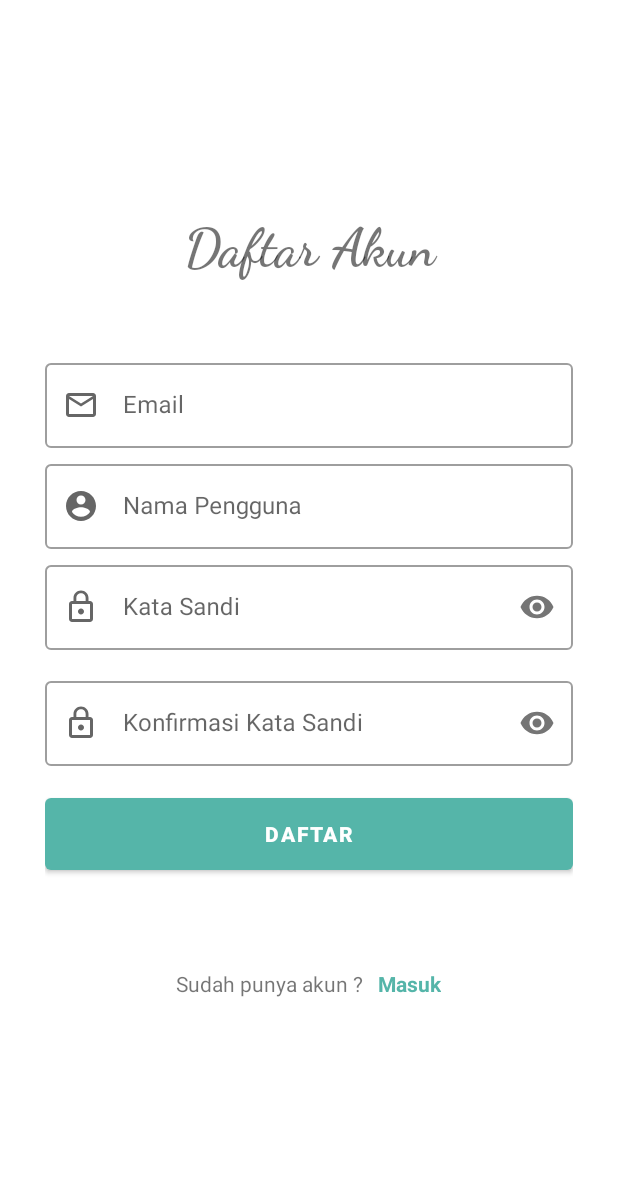
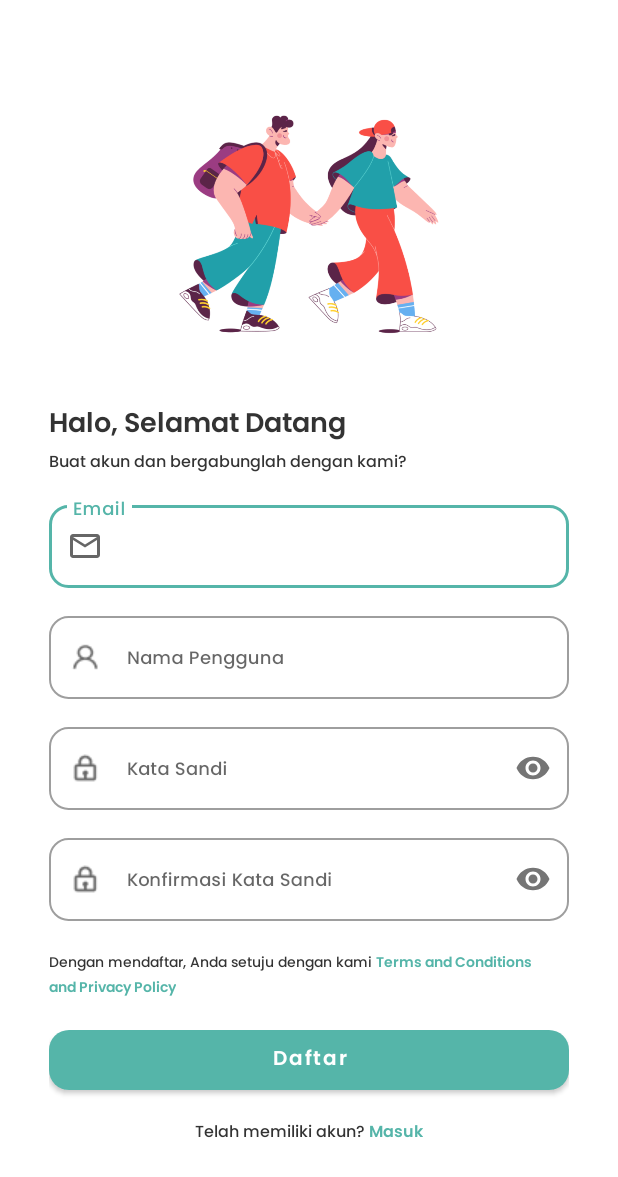
Before and after one commit to KEVINGILBERTTODING/Ecommerce-Jatimakmur-App, an Android app: the RegisterActivity screen opened directly, with no data from a screen before it, on a phone screen of 412 x 824 dp. Shown: the top 1177 px of the screen. Run offline under Robolectric (Android 15) with nearby library versions, the phone set to English and light mode, and no system bars; our stand-ins replace Volley, sdp/ssp sizes.

Commit message:
Final Design login and register :dove: :butterfly:

```diff
--- a/app/src/main/java/com/JatimakmurApp/RegisterActivity.java
+++ b/app/src/main/java/com/JatimakmurApp/RegisterActivity.java
@@ -47,7 +47,6 @@ public class RegisterActivity extends AppCompatActivity {
     public static final String my_shared_preferences = "my_shared_preferences";
     String tag_json_obj = "json_obj_req";
 
-    TextInputLayout til_email, til_user, til_pass, til_confpass;
     TextInputEditText ti_email, ti_user, ti_pass, ti_confpass;
     TextView signin;
     Button signup;
@@ -72,15 +71,11 @@ public class RegisterActivity extends AppCompatActivity {
         sharedpreferences = getSharedPreferences(my_shared_preferences,Context.MODE_PRIVATE);
 
         ti_email = findViewById(R.id.ti_email_signup);
-        ti_user = findViewById(R.id.ti_user_signup);
-        ti_pass  = findViewById(R.id.ti_pass_signup);
-        ti_confpass  = findViewById(R.id.ti_confpass_signup);
-        til_email = findViewById(R.id.til_email_signup);
-        til_user = findViewById(R.id.til_user_signup);
-        til_pass = findViewById(R.id.til_pass_signup);
-        til_confpass = findViewById(R.id.til_confpass_signup);
-        signin = findViewById(R.id.button_signinSignup);
-        signup = findViewById(R.id.button_signupSignup);
+        ti_user = findViewById(R.id.edt_username);
+        ti_pass  = findViewById(R.id.edt_pass);
+        ti_confpass  = findViewById(R.id.edt_pass_conf);
+        signin = findViewById(R.id.tv_ToLogin);
+        signup = findViewById(R.id.button_register);
 
         signin.setOnClickListener(new View.OnClickListener() {
             @Override
@@ -98,33 +93,21 @@ public class RegisterActivity extends AppCompatActivity {
                 String password = ti_pass.getText().toString();
                 String confir_password = ti_confpass.getText().toString();
 
-                //reset indikator error
-                til_email.setErrorEnabled(false);
-                til_email.setError(null);
-                til_user.setErrorEnabled(false);
-                til_user.setError(null);
-                til_pass.setErrorEnabled(false);
-                til_pass.setError(null);
-                til_confpass.setErrorEnabled(false);
-                til_confpass.setError(null);
+
 
                 //validasi form
                 if( !isValidEmail(email) || username.isEmpty() || password.length() < 8 || !confir_password.equals(password)){
                     if(!isValidEmail(email)){
-                        til_email.setErrorEnabled(true);
-                        til_email.setError("Email tidak valid");
+                        ti_email.setError("Email tidak valid");
                     }
                     if(username.isEmpty()){
-                        til_user.setErrorEnabled(true);
-                        til_user.setError("Masukan Nama Pengguna");
+                        ti_user.setError("Masukan Nama Pengguna");
                     }
                     if(password.length() < 8) {
-                        til_pass.setErrorEnabled(true);
-                        til_pass.setError("Password berisi minimal 8 karakter");
+                        ti_pass.setError("Password berisi minimal 8 karakter");
                     }
                     if(!confir_password.equals(password)) {
-                        til_confpass.setErrorEnabled(true);
-                        til_confpass.setError("Password tidak sama");
+                        ti_confpass.setError("Password tidak sama");
                     }
                 }else{
                     try {
--- a/app/src/main/res/layout/activity_login.xml
+++ b/app/src/main/res/layout/activity_login.xml
@@ -27,8 +27,8 @@
                 android:layout_height="wrap_content">
 
                 <ImageView
-                    android:layout_width="@dimen/_200sdp"
-                    android:layout_height="@dimen/_200sdp"
+                    android:layout_width="@dimen/_150sdp"
+                    android:layout_height="@dimen/_150sdp"
                     android:layout_gravity="center"
                     android:layout_marginTop="@dimen/_10sdp"
                     android:layout_marginBottom="@dimen/_10sdp"
@@ -41,9 +41,9 @@
                 android:layout_width="match_parent"
                 android:layout_height="wrap_content"
                 android:fontFamily="@font/popsem"
-                android:text="Halo, Selamat datang"
+                android:text="Selamat datang Kembali"
                 android:textColor="@color/black"
-                android:textSize="@dimen/_15sdp" />
+                android:textSize="@dimen/_14sdp" />
 
 
             <TextView
@@ -74,7 +74,7 @@
                     android:layout_width="match_parent"
                     android:layout_height="wrap_content"
                     android:fontFamily="@font/popmed"
-                    android:hint="Username"
+                    android:hint="Nama Pengguna"
                     android:textColor="@color/black"
                     android:textSize="@dimen/_9sdp"></com.google.android.material.textfield.TextInputEditText>
             </com.google.android.material.textfield.TextInputLayout>
@@ -99,7 +99,7 @@
                     android:layout_width="match_parent"
                     android:layout_height="wrap_content"
                     android:fontFamily="@font/popmed"
-                    android:hint="Password"
+                    android:hint="Kata Sandi"
                     android:inputType="textPassword"
                     android:textColor="@color/black"
                     android:textSize="@dimen/_9sdp"></com.google.android.material.textfield.TextInputEditText>
@@ -132,16 +132,16 @@
             <com.google.android.material.button.MaterialButton
                 android:id="@+id/button_signinFb"
                 android:layout_width="match_parent"
-                android:layout_height="@dimen/_30sdp"
+                android:layout_height="@dimen/_35sdp"
                 android:layout_gravity="end"
                 android:layout_marginTop="@dimen/_10sdp"
                 android:backgroundTint="@color/com_facebook_blue"
                 android:fontFamily="@font/popmed"
-                android:text="Sign in with Facebook"
+                android:text="Masuk dengan Facebook"
                 android:textAllCaps="false"
                 android:textColor="@color/white"
                 android:textSize="@dimen/_9sdp"
-                app:cornerRadius="@dimen/_20sdp"
+                app:cornerRadius="@dimen/_10sdp"
                 app:elevation="@dimen/_10sdp"
                 app:icon="@drawable/ic_facebook_24dp"
                 app:iconGravity="start"
@@ -151,16 +151,16 @@
             <com.google.android.material.button.MaterialButton
                 android:id="@+id/btnGoogleSignIn"
                 android:layout_width="match_parent"
-                android:layout_height="@dimen/_30sdp"
+                android:layout_height="@dimen/_35sdp"
                 android:layout_gravity="end"
                 android:layout_marginTop="@dimen/_10sdp"
                 android:backgroundTint="@color/white"
                 android:fontFamily="@font/popmed"
-                android:text="Sign in with Google"
+                android:text="Masuk dengan Google"
                 android:textAllCaps="false"
-                android:textColor="@color/blue"
+                android:textColor="@color/black"
                 android:textSize="@dimen/_9sdp"
-                app:cornerRadius="@dimen/_20sdp"
+                app:cornerRadius="@dimen/_10sdp"
                 app:elevation="@dimen/_10sdp"
                 app:icon="@drawable/ic_google__24"
                 app:iconGravity="start"
--- a/app/src/main/res/layout/activity_register.xml
+++ b/app/src/main/res/layout/activity_register.xml
@@ -1,123 +1,238 @@
 <?xml version="1.0" encoding="utf-8"?>
-<LinearLayout xmlns:android="http://schemas.android.com/apk/res/android"
+<RelativeLayout
+xmlns:android="http://schemas.android.com/apk/res/android"
 xmlns:app="http://schemas.android.com/apk/res-auto"
 xmlns:tools="http://schemas.android.com/tools"
-    android:focusable="true"
-    android:focusableInTouchMode="true"
 android:layout_width="match_parent"
 android:layout_height="match_parent"
 android:orientation="vertical"
 android:gravity="center"
 tools:context=".RegisterActivity">
 
+
 <LinearLayout
     android:layout_width="match_parent"
     android:layout_height="wrap_content"
-        android:layout_margin="30dp"
+    android:layout_gravity="center"
+    android:layout_marginLeft="@dimen/_25sdp"
+    android:layout_marginRight="@dimen/_25sdp"
     android:orientation="vertical">
+
+    <FrameLayout
+        android:layout_width="match_parent"
+        android:layout_height="wrap_content">
+
+        <ImageView
+            android:layout_width="@dimen/_150sdp"
+            android:layout_height="@dimen/_150sdp"
+            android:layout_gravity="center"
+            android:layout_marginBottom="@dimen/_10sdp"
+            android:background="@drawable/avatarregister" />
+
+    </FrameLayout>
+
     <TextView
-            android:fontFamily="cursive"
-            android:gravity="center"
         android:layout_width="match_parent"
         android:layout_height="wrap_content"
-            android:layout_gravity="center"
-            android:layout_marginBottom="50dp"
-            android:text="Daftar Akun"
-            android:textStyle="bold"
-            android:textSize="35sp" />
+        android:fontFamily="@font/popsem"
+        android:text="Halo, Selamat Datang"
+        android:textColor="@color/black"
+        android:textSize="@dimen/_14sdp" />
+
+    <TextView
+        android:layout_width="wrap_content"
+        android:layout_height="wrap_content"
+        android:layout_marginBottom="@dimen/_10sdp"
+        android:fontFamily="@font/popmed"
+        android:text="Buat akun dan bergabunglah dengan kami?"
+        android:textColor="@color/black"
+        android:textSize="@dimen/_8sdp" />
+
+    <androidx.core.widget.NestedScrollView
+        android:layout_width="match_parent"
+        android:layout_height="wrap_content">
+
+
+    </androidx.core.widget.NestedScrollView>
+
 
     <com.google.android.material.textfield.TextInputLayout
         android:id="@+id/til_email_signup"
+        style="@style/Widget.MaterialComponents.TextInputLayout.OutlinedBox"
         android:layout_width="match_parent"
         android:layout_height="wrap_content"
-            android:layout_marginBottom="5dp"
+        android:layout_marginBottom="@dimen/_5sdp"
+        android:textColor="@color/black"
+        app:boxCornerRadiusBottomEnd="@dimen/_10sdp"
+        app:boxCornerRadiusBottomStart="@dimen/_10sdp"
+        app:boxCornerRadiusTopEnd="@dimen/_10sdp"
+        app:boxCornerRadiusTopStart="@dimen/_10sdp"
         app:startIconDrawable="@drawable/ic_mail_outline_black_24dp"
-            style="@style/Widget.MaterialComponents.TextInputLayout.OutlinedBox">
+        >
         <com.google.android.material.textfield.TextInputEditText
             android:id="@+id/ti_email_signup"
             android:layout_width="match_parent"
             android:layout_height="wrap_content"
+            android:fontFamily="@font/popmed"
+            android:textColor="@color/black"
+            android:textSize="@dimen/_9sdp"
             android:hint="Email">
         </com.google.android.material.textfield.TextInputEditText>
     </com.google.android.material.textfield.TextInputLayout>
 
     <com.google.android.material.textfield.TextInputLayout
-            android:id="@+id/til_user_signup"
+        android:id="@+id/txtfild_username"
+        style="@style/Widget.MaterialComponents.TextInputLayout.OutlinedBox"
         android:layout_width="match_parent"
         android:layout_height="wrap_content"
-            android:layout_marginBottom="5dp"
-            app:startIconDrawable="@drawable/ic_account_circle_black_24dp"
-            style="@style/Widget.MaterialComponents.TextInputLayout.OutlinedBox">
+        android:layout_marginBottom="@dimen/_5sdp"
+        android:textColor="@color/black"
+        android:layout_marginTop="@dimen/_5sdp"
+        app:boxCornerRadiusBottomEnd="@dimen/_10sdp"
+        app:boxCornerRadiusBottomStart="@dimen/_10sdp"
+        app:boxCornerRadiusTopEnd="@dimen/_10sdp"
+        app:boxCornerRadiusTopStart="@dimen/_10sdp"
+        app:startIconDrawable="@drawable/usericon">
+
         <com.google.android.material.textfield.TextInputEditText
-                android:id="@+id/ti_user_signup"
+            android:id="@+id/edt_username"
             android:layout_width="match_parent"
             android:layout_height="wrap_content"
-                android:hint="Nama Pengguna">
-            </com.google.android.material.textfield.TextInputEditText>
+            android:fontFamily="@font/popmed"
+            android:hint="Nama Pengguna"
+            android:textColor="@color/black"
+            android:textSize="@dimen/_9sdp"></com.google.android.material.textfield.TextInputEditText>
     </com.google.android.material.textfield.TextInputLayout>
 
     <com.google.android.material.textfield.TextInputLayout
-            android:id="@+id/til_pass_signup"
+        android:id="@+id/txtfild_password"
+        style="@style/Widget.MaterialComponents.TextInputLayout.OutlinedBox"
         android:layout_width="match_parent"
         android:layout_height="wrap_content"
-            android:layout_marginBottom="15dp"
+        android:layout_marginTop="@dimen/_5sdp"
+        android:layout_marginBottom="@dimen/_5sdp"
+        android:textColor="@color/black"
+        app:boxCornerRadiusBottomEnd="@dimen/_10sdp"
+        app:boxCornerRadiusBottomStart="@dimen/_10sdp"
+        app:boxCornerRadiusTopEnd="@dimen/_10sdp"
+        app:boxCornerRadiusTopStart="@dimen/_10sdp"
         app:passwordToggleEnabled="true"
-            app:startIconDrawable="@drawable/ic_lock_outline_black_24dp"
-            style="@style/Widget.MaterialComponents.TextInputLayout.OutlinedBox">
+        app:startIconDrawable="@drawable/lock">
+
         <com.google.android.material.textfield.TextInputEditText
-                android:id="@+id/ti_pass_signup"
+            android:id="@+id/edt_pass"
             android:layout_width="match_parent"
             android:layout_height="wrap_content"
+            android:fontFamily="@font/popmed"
             android:hint="Kata Sandi"
-                android:inputType="textPassword">
-            </com.google.android.material.textfield.TextInputEditText>
+            android:inputType="textPassword"
+            android:textColor="@color/black"
+            android:textSize="@dimen/_9sdp"></com.google.android.material.textfield.TextInputEditText>
 
     </com.google.android.material.textfield.TextInputLayout>
 
     <com.google.android.material.textfield.TextInputLayout
-            android:id="@+id/til_confpass_signup"
+        android:id="@+id/txtfild_password_conf"
+        style="@style/Widget.MaterialComponents.TextInputLayout.OutlinedBox"
         android:layout_width="match_parent"
         android:layout_height="wrap_content"
-            android:layout_marginBottom="15dp"
+        android:layout_marginTop="@dimen/_5sdp"
+        android:layout_marginBottom="@dimen/_5sdp"
+        android:textColor="@color/black"
+        app:boxCornerRadiusBottomEnd="@dimen/_10sdp"
+        app:boxCornerRadiusBottomStart="@dimen/_10sdp"
+        app:boxCornerRadiusTopEnd="@dimen/_10sdp"
+        app:boxCornerRadiusTopStart="@dimen/_10sdp"
         app:passwordToggleEnabled="true"
-            app:startIconDrawable="@drawable/ic_lock_outline_black_24dp"
-            style="@style/Widget.MaterialComponents.TextInputLayout.OutlinedBox">
+        app:startIconDrawable="@drawable/lock">
 
         <com.google.android.material.textfield.TextInputEditText
-                android:id="@+id/ti_confpass_signup"
+            android:id="@+id/edt_pass_conf"
             android:layout_width="match_parent"
             android:layout_height="wrap_content"
+            android:fontFamily="@font/popmed"
             android:hint="Konfirmasi Kata Sandi"
-                android:inputType="textPassword"></com.google.android.material.textfield.TextInputEditText>
+            android:inputType="textPassword"
+            android:textColor="@color/black"
+            android:textSize="@dimen/_9sdp"></com.google.android.material.textfield.TextInputEditText>
 
     </com.google.android.material.textfield.TextInputLayout>
 
-        <com.google.android.material.button.MaterialButton
-            android:id="@+id/button_signupSignup"
-            android:layout_width="match_parent"
-            android:layout_height="60dp"
-            android:text="Daftar"
-            android:textColor="#fff"
-            android:textStyle="bold"/>
 
-
-    </LinearLayout>
     <LinearLayout
         android:layout_width="wrap_content"
         android:layout_height="wrap_content"
-        android:layout_marginTop="30dp"
-        android:layout_marginBottom="45dp">
+        android:layout_centerHorizontal="true"
+        android:layout_marginTop="@dimen/_10sdp"
+        android:orientation="horizontal">
+
         <TextView
             android:layout_width="wrap_content"
             android:layout_height="wrap_content"
-            android:text="Sudah punya akun ?   "/>
+            android:fontFamily="@font/popmed"
+            android:text="Dengan mendaftar, Anda setuju dengan kami "
+            android:textColor="@color/black"
+            android:textSize="@dimen/_7sdp" />
+
         <TextView
-            android:id="@+id/button_signinSignup"
             android:layout_width="wrap_content"
             android:layout_height="wrap_content"
-            android:text="Masuk"
+            android:fontFamily="@font/popsem"
+            android:text="Terms and Conditions"
             android:textColor="@color/colorPrimary"
-            android:textStyle="bold"/>
+            android:textSize="@dimen/_7sdp"
+            android:textStyle="bold" />
+    </LinearLayout>
+
+    <TextView
+        android:layout_width="wrap_content"
+        android:layout_height="wrap_content"
+        android:fontFamily="@font/popsem"
+        android:text="and Privacy Policy"
+        android:textColor="@color/colorPrimary"
+        android:textSize="@dimen/_7sdp"
+        android:textStyle="bold" />
+
+    <com.google.android.material.button.MaterialButton
+        android:id="@+id/button_register"
+        android:layout_width="match_parent"
+        android:layout_height="@dimen/_40sdp"
+        android:layout_marginTop="@dimen/_10sdp"
+        android:fontFamily="@font/popsem"
+        android:text="Daftar"
+        android:textAllCaps="false"
+        android:textSize="@dimen/_10sdp"
+        app:cornerRadius="@dimen/_10sdp" />
+
+
+    <LinearLayout
+        android:id="@+id/layout1"
+        android:layout_width="wrap_content"
+        android:layout_height="wrap_content"
+        android:layout_centerHorizontal="true"
+        android:layout_gravity="center"
+        android:layout_marginTop="@dimen/_10sdp"
+        android:orientation="horizontal">
+
+        <TextView
+            android:layout_width="wrap_content"
+            android:layout_height="wrap_content"
+            android:fontFamily="@font/popmed"
+            android:text="Telah memiliki akun?"
+            android:textColor="@color/black"
+            android:textSize="@dimen/_8sdp" />
+
+        <TextView
+            android:id="@+id/tv_ToLogin"
+            android:layout_width="wrap_content"
+            android:layout_height="wrap_content"
+            android:fontFamily="@font/popsem"
+            android:text=" Masuk"
+            android:textColor="@color/colorPrimary"
+            android:textSize="@dimen/_8sdp"
+            android:textStyle="bold" />
     </LinearLayout>
 
 </LinearLayout>
+
+</RelativeLayout>
```
Also changed, not shown: app/src/main/res/drawable/avatarregister.png (added). Lines whose indentation alone changed are shown as unchanged.
